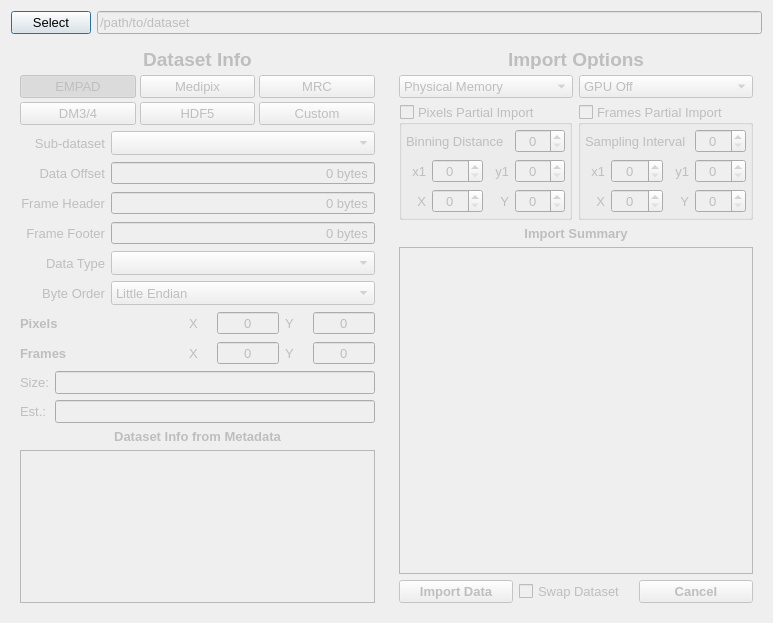
Qt form gui/ImportDataForm.ui (bryandesser/pyQuant4D) before a commit.
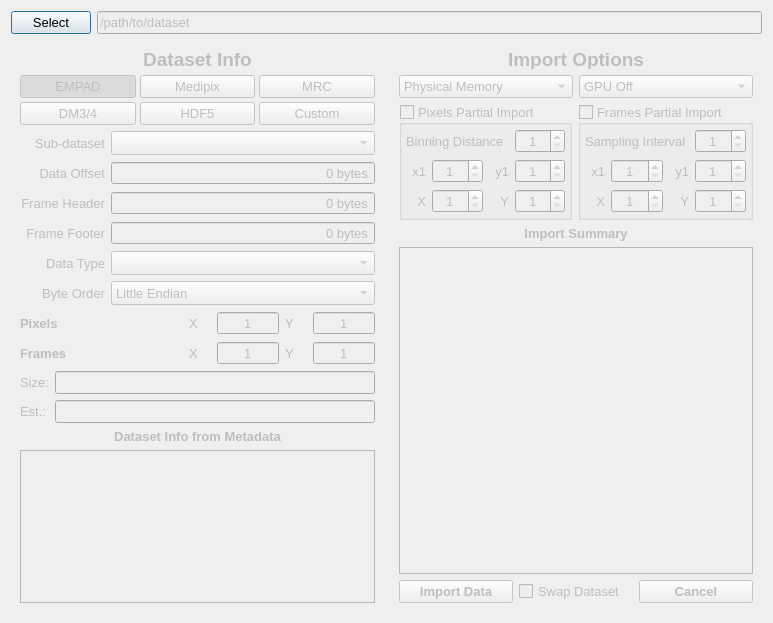
The same form after that commit.

Patch:
```diff
--- a/gui/ImportDataForm.ui
+++ b/gui/ImportDataForm.ui
@@ -504,6 +504,9 @@
               <property name="buttonSymbols">
                <enum>QAbstractSpinBox::NoButtons</enum>
               </property>
+              <property name="minimum">
+               <number>1</number>
+              </property>
               <property name="maximum">
                <number>1000000</number>
               </property>
@@ -532,6 +535,9 @@
               <property name="buttonSymbols">
                <enum>QAbstractSpinBox::NoButtons</enum>
               </property>
+              <property name="minimum">
+               <number>1</number>
+              </property>
               <property name="maximum">
                <number>1000000</number>
               </property>
@@ -560,6 +566,9 @@
               <property name="buttonSymbols">
                <enum>QAbstractSpinBox::NoButtons</enum>
               </property>
+              <property name="minimum">
+               <number>1</number>
+              </property>
               <property name="maximum">
                <number>1000000</number>
               </property>
@@ -588,6 +597,9 @@
               <property name="buttonSymbols">
                <enum>QAbstractSpinBox::NoButtons</enum>
               </property>
+              <property name="minimum">
+               <number>1</number>
+              </property>
               <property name="maximum">
                <number>1000000</number>
               </property>
@@ -813,6 +825,9 @@
                <property name="alignment">
                 <set>Qt::AlignCenter</set>
                </property>
+               <property name="minimum">
+                <number>1</number>
+               </property>
               </widget>
              </item>
              <item row="2" column="3">
@@ -823,6 +838,9 @@
                <property name="alignment">
                 <set>Qt::AlignCenter</set>
                </property>
+               <property name="minimum">
+                <number>1</number>
+               </property>
               </widget>
              </item>
              <item row="3" column="3">
@@ -833,6 +851,9 @@
                <property name="alignment">
                 <set>Qt::AlignCenter</set>
                </property>
+               <property name="minimum">
+                <number>1</number>
+               </property>
               </widget>
              </item>
              <item row="2" column="1">
@@ -843,6 +864,9 @@
                <property name="alignment">
                 <set>Qt::AlignCenter</set>
                </property>
+               <property name="minimum">
+                <number>1</number>
+               </property>
               </widget>
              </item>
              <item row="3" column="1">
@@ -853,6 +877,9 @@
                <property name="alignment">
                 <set>Qt::AlignCenter</set>
                </property>
+               <property name="minimum">
+                <number>1</number>
+               </property>
               </widget>
              </item>
             </layout>
@@ -1062,6 +1089,9 @@
                <property name="alignment">
                 <set>Qt::AlignCenter</set>
                </property>
+               <property name="minimum">
+                <number>1</number>
+               </property>
               </widget>
              </item>
              <item row="2" column="3">
@@ -1072,6 +1102,9 @@
                <property name="alignment">
                 <set>Qt::AlignCenter</set>
                </property>
+               <property name="minimum">
+                <number>1</number>
+               </property>
               </widget>
              </item>
              <item row="3" column="3">
@@ -1082,6 +1115,9 @@
                <property name="alignment">
                 <set>Qt::AlignCenter</set>
                </property>
+               <property name="minimum">
+                <number>1</number>
+               </property>
               </widget>
              </item>
              <item row="2" column="1">
@@ -1092,6 +1128,9 @@
                <property name="alignment">
                 <set>Qt::AlignCenter</set>
                </property>
+               <property name="minimum">
+                <number>1</number>
+               </property>
               </widget>
              </item>
              <item row="3" column="1">
@@ -1102,6 +1141,9 @@
                <property name="alignment">
                 <set>Qt::AlignCenter</set>
                </property>
+               <property name="minimum">
+                <number>1</number>
+               </property>
               </widget>
              </item>
             </layout>
```
Left out of the diff: 4 changed lines with no effect on the pictures.
